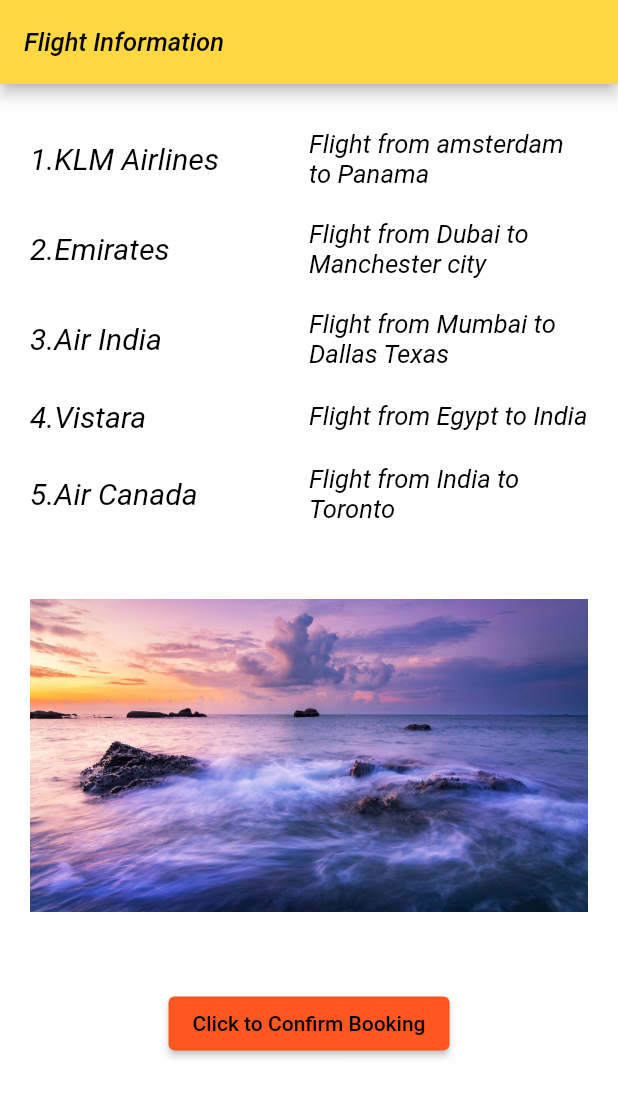
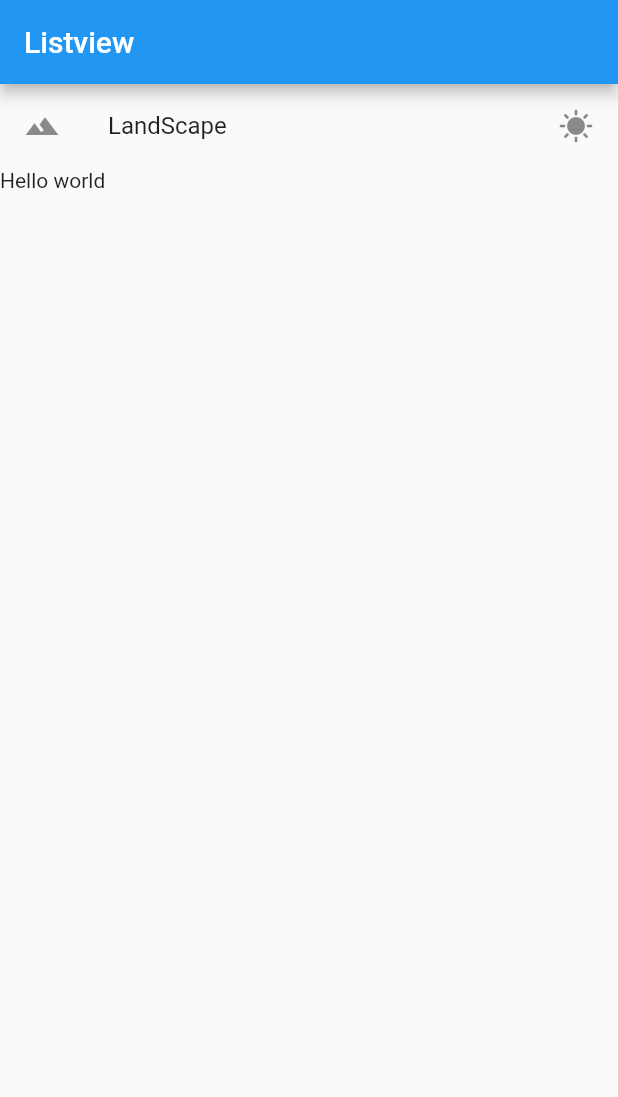
Before and after one commit to wallace08797/flutter_application_1, a Flutter app: the screen it shows after launch, on a phone screen of 412 x 824 dp. Shown: the top 1097 px of the screen. Run offline on Flutter 3.47's test engine with Material 2 defaults, Android fonts, the phone set to English and light mode, and no system bars.

Commit message:
ListView integrated successfully

```diff
--- a/lib/main.dart
+++ b/lib/main.dart
@@ -3,10 +3,35 @@ import 'dart:math';
 import 'package:flutter/material.dart';
 // ignore_for_file: prefer_const_constructors
 void main() {
- runApp(new Flightapp());
+ runApp(MaterialApp(
+  title: "Exploring ListView",
+  home: Scaffold(
+    appBar: AppBar(title:Text("Listview")),
+    body: getlistview()
+  ),
+ ));
+
+
   //this is to infate the widget to the main screen. whatever we we pass in it would be
   //displayed in our users Screen.
 }
+
+ Widget getlistview(){
+
+    var listview=ListView(
+      children: [
+        ListTile(
+          leading: Icon(Icons.landscape),
+          title: Text("LandScape"),
+          trailing: Icon(Icons.sunny),
+        ),
+        Text("Hello world"),
+        Container(color: Colors.amberAccent,margin:EdgeInsets.only(top: 50.0))
+
+      ],
+    );
+    return listview;
+  }
 class flutterapp extends StatelessWidget{
   @override
   Widget build(BuildContext context) {
@@ -246,8 +271,6 @@ class raisebutton extends StatelessWidget{
       title: Text("Thankyou for choosing our Flight",style: TextStyle(color: Colors.amberAccent,fontStyle: FontStyle.italic),),
       content: Text("Have a Pleasant Flight",style: TextStyle(color: Colors.amberAccent,fontStyle: FontStyle.italic),),
       backgroundColor: Colors.black,
-
-
       actions:<Widget>[
         TextButton(onPressed:(){
            Navigator.of(context).pop();
@@ -261,4 +284,6 @@ class raisebutton extends StatelessWidget{
     );
 
   }
+
+
 }
```
